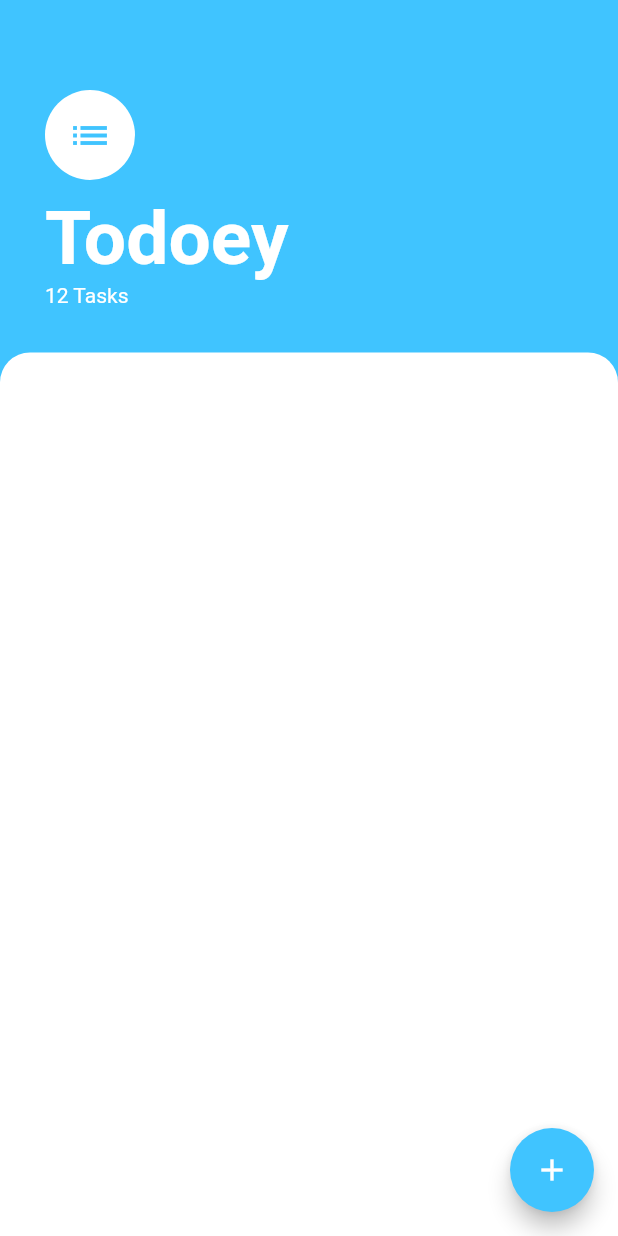
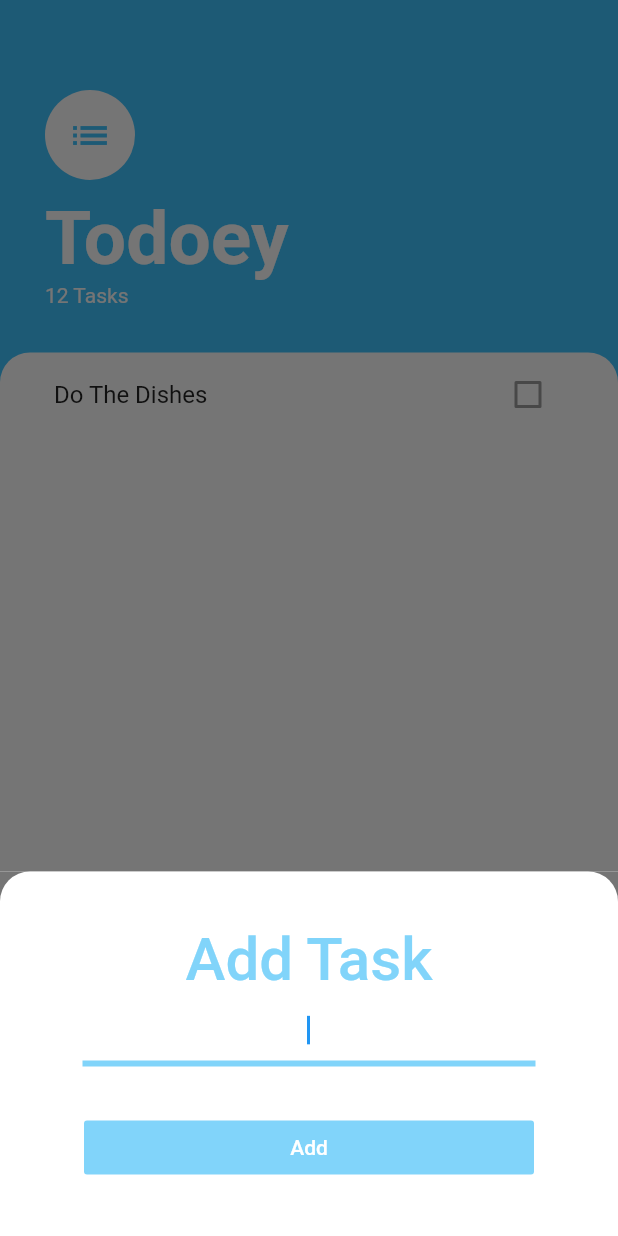
Before and after one commit to LearningRepos/mobileDevLearning, a Flutter app: the screen it shows after launch, after a tap on the "add" icon, on a phone screen of 412 x 824 dp. Run offline on Flutter 3.47's test engine with Material 2 defaults, Android fonts, the phone set to English and light mode, and no system bars; our stand-ins replace animated_text_kit, audioplayers, cloud_firestore, firebase_auth, firebase_core, flutter_spinkit and 4 more; accounts and stored records are empty.

Commit message:
Added and styled task inputter

```diff
--- /dev/null
+++ b/Todoey/lib/screens/add_task_screen.dart
@@ -0,0 +1,60 @@
+import 'package:flutter/material.dart';
+
+class AddTaskScreen extends StatelessWidget {
+  @override
+  Widget build(BuildContext context) {
+    return Container(
+      color: Color(0xff757575),
+      child: Container(
+        decoration: BoxDecoration(
+          color: Colors.white,
+          borderRadius: BorderRadius.only(
+            topLeft: Radius.circular(20),
+            topRight: Radius.circular(20),
+          ),
+        ),
+        child: Padding(
+          padding: EdgeInsets.all(35),
+          child: Column(
+            children: [
+              Text(
+                "Add Task",
+                style: TextStyle(
+                    fontSize: 40,
+                    color: Colors.lightBlue[200],
+                    fontWeight: FontWeight.w500),
+              ),
+              Padding(
+                padding: EdgeInsets.symmetric(horizontal: 20),
+                child: TextField(
+                  textAlign: TextAlign.center,
+                  autofocus: true,
+                  decoration: InputDecoration(
+                    enabledBorder: UnderlineInputBorder(
+                      borderSide:
+                          BorderSide(color: Colors.lightBlue[200], width: 4),
+                    ),
+                    focusedBorder: UnderlineInputBorder(
+                      borderSide:
+                          BorderSide(color: Colors.lightBlue[200], width: 4),
+                    ),
+                  ),
+                ),
+              ),
+              SizedBox(
+                height: 30,
+              ),
+              FlatButton(
+                onPressed: () {},
+                child: Text("Add"),
+                color: Colors.lightBlue[200],
+                textColor: Colors.white,
+                minWidth: 300,
+              )
+            ],
+          ),
+        ),
+      ),
+    );
+  }
+}
--- a/Todoey/lib/screens/tasks_screen.dart
+++ b/Todoey/lib/screens/tasks_screen.dart
@@ -1,5 +1,7 @@
 import 'package:flutter/material.dart';
 import 'package:flutter/widgets.dart';
+import 'package:Todoey/widgets/tasks_list.dart';
+import 'package:Todoey/screens/add_task_screen.dart';
 
 class TasksScreen extends StatelessWidget {
   @override
@@ -7,7 +9,18 @@ class TasksScreen extends StatelessWidget {
     return Scaffold(
       backgroundColor: Colors.lightBlueAccent,
       floatingActionButton: FloatingActionButton(
-        onPressed: () {},
+        onPressed: () {
+          showModalBottomSheet(
+            context: context,
+            builder: (context) => SingleChildScrollView(
+              child: Container(
+                padding: EdgeInsets.only(
+                    bottom: MediaQuery.of(context).viewInsets.bottom),
+                child: AddTaskScreen(),
+              ),
+            ),
+          );
+        },
         backgroundColor: Colors.lightBlueAccent,
         child: Icon(Icons.add),
       ),
@@ -54,12 +67,15 @@ class TasksScreen extends StatelessWidget {
           ),
           Expanded(
             child: Container(
+              padding: EdgeInsets.symmetric(horizontal: 20),
               decoration: BoxDecoration(
                 color: Colors.white,
                 borderRadius: BorderRadius.only(
-                    topLeft: Radius.circular(20),
-                    topRight: Radius.circular(20)),
+                  topLeft: Radius.circular(20),
+                  topRight: Radius.circular(20),
+                ),
               ),
+              child: TasksList(),
             ),
           ),
         ],
--- /dev/null
+++ b/Todoey/lib/widgets/task_tile.dart
@@ -0,0 +1,14 @@
+import 'package:flutter/material.dart';
+
+class TaskTile extends StatelessWidget {
+  @override
+  Widget build(BuildContext context) {
+    return ListTile(
+      title: Text("Do The Dishes"),
+      trailing: Checkbox(
+        value: false,
+        onChanged: null,
+      ),
+    );
+  }
+}
--- /dev/null
+++ b/Todoey/lib/widgets/tasks_list.dart
@@ -0,0 +1,13 @@
+import 'package:flutter/material.dart';
+import 'task_tile.dart';
+
+class TasksList extends StatelessWidget {
+  @override
+  Widget build(BuildContext context) {
+    return ListView(
+      children: [
+        TaskTile(),
+      ],
+    );
+  }
+}
```
Also changed, not shown: 1 other file.
